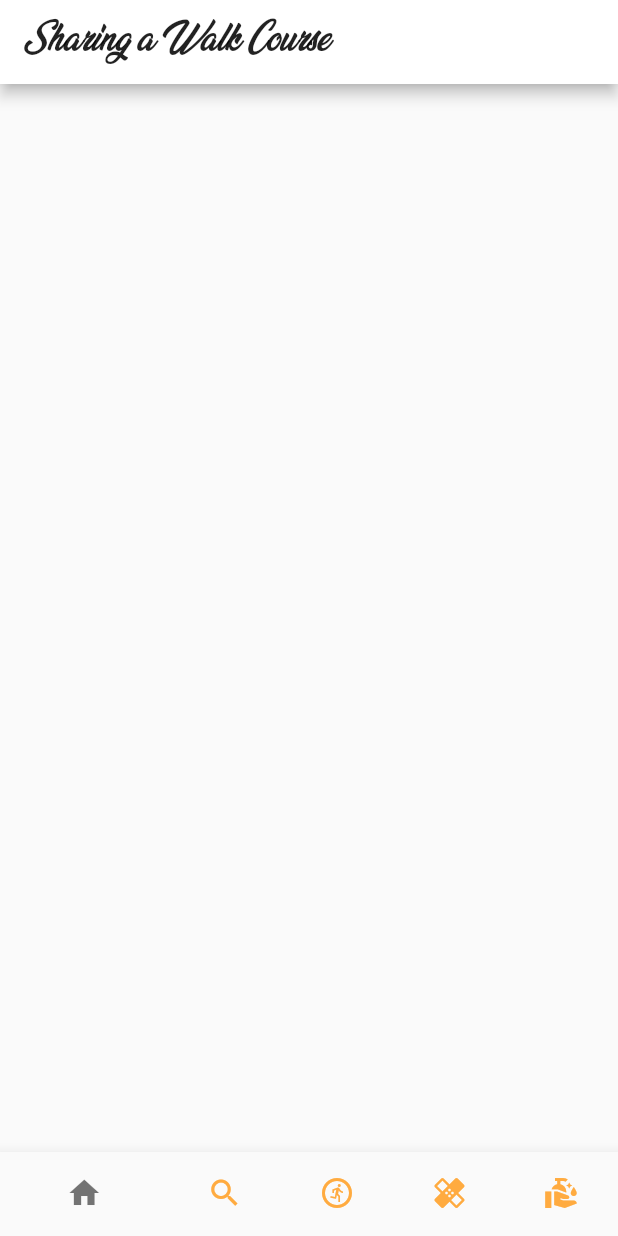
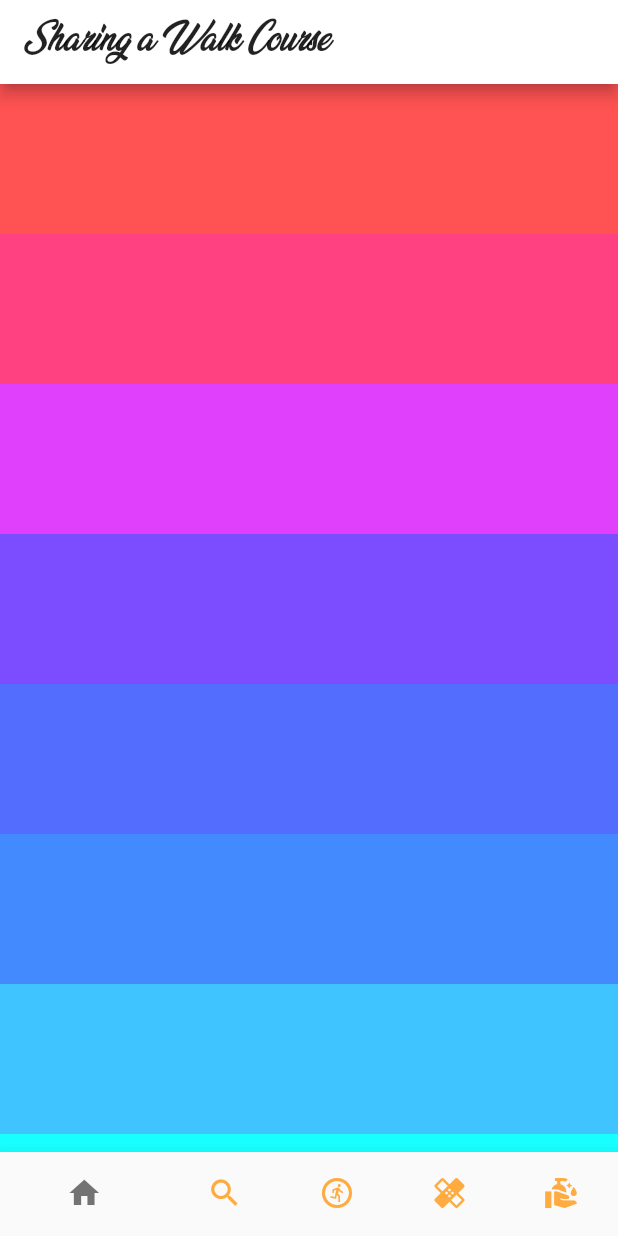
Before and after one commit to wooniverse7/My_Flutter_pratice, a Flutter app: the screen it shows after launch, on a phone screen of 412 x 824 dp. Run offline on Flutter 3.47's test engine with Material 2 defaults, Android fonts, the phone set to English and light mode, and no system bars.

Commit message:
backup01

```diff
--- a/lib/feed_screen.dart
+++ b/lib/feed_screen.dart
@@ -3,17 +3,20 @@ import 'package:flutter/material.dart';
 class FeedScreen extends StatelessWidget {
   @override
   Widget build(BuildContext context) {
-    return Scaffold(//StatefullWidget의 기능 사용허가
-     appBar: AppBar(
-       title: Text(
-         'Sharing a Walk Course',
-         style: TextStyle(
-           fontFamily: 'veganStyle',
-         color: Colors.black87,
-
-         ),
-       ),
-     ),
+    return Scaffold( //StatefullWidget의 기능 사용허가
+      appBar: AppBar(
+        title: Text(
+          'Sharing a Walk Course',
+          style: TextStyle(fontFamily: 'veganStyle', color: Colors.black87,),
+        ),
+      ),
+      body: ListView.builder(itemBuilder: feedListBuilder, itemCount: 30,),
+    );
+  }
+    Widget feedListBuilder(BuildContext context, int index){
+    return Container(
+      color: Colors.accents[index % Colors.accents.length],
+      height: 100,
     );
   }
 }
```
